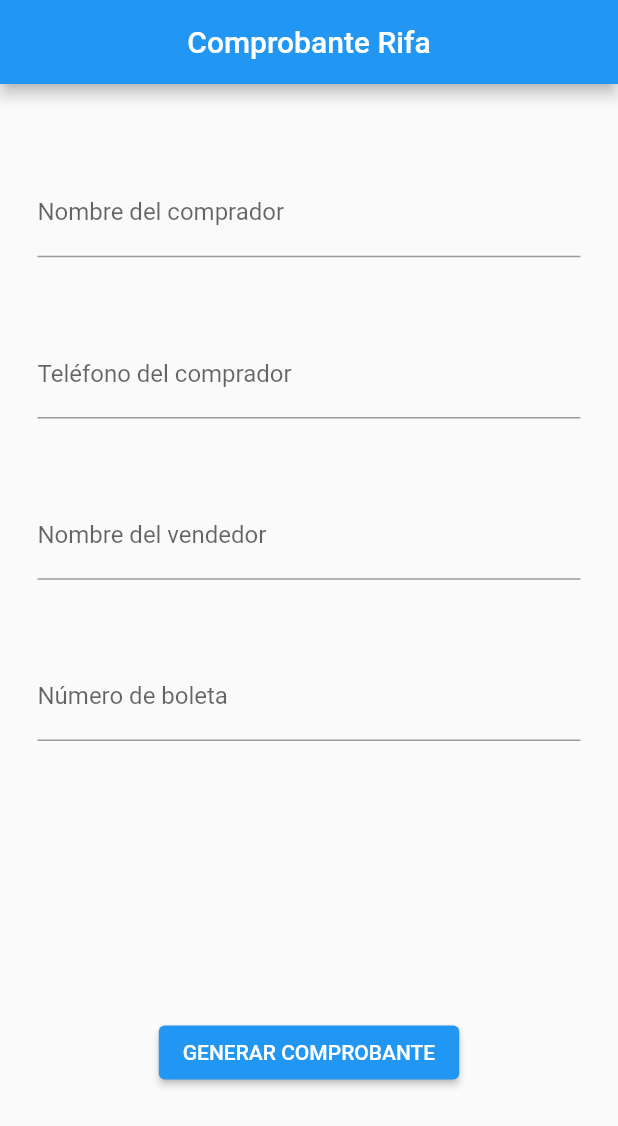
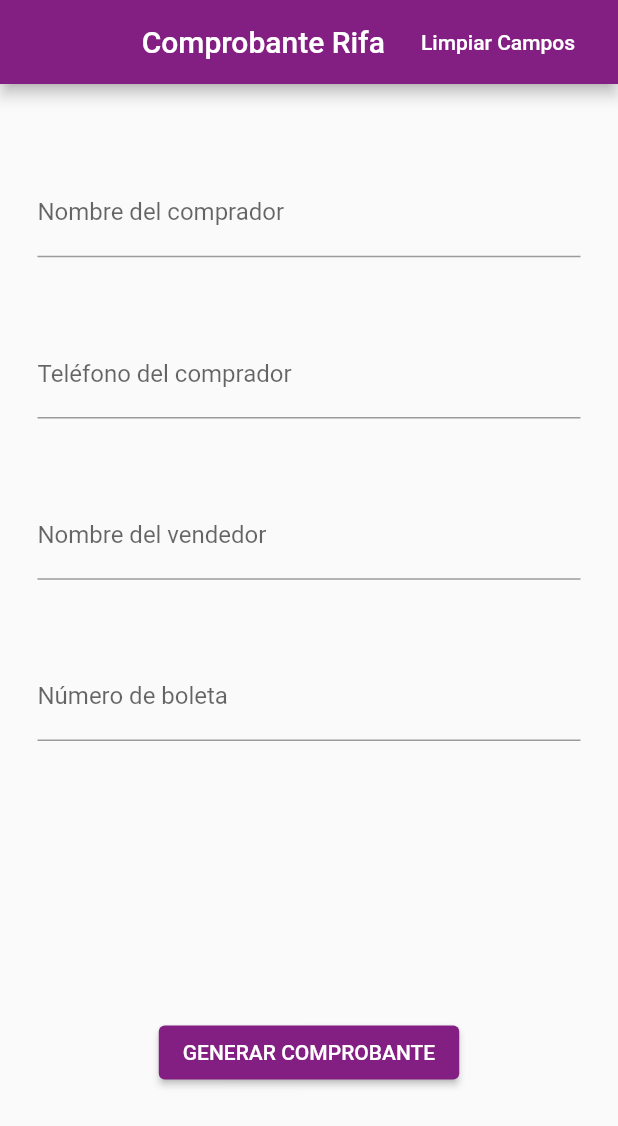
Before and after one commit to giullianocht/comprobantepf, a Flutter app: the screen it shows after launch, on a phone screen of 412 x 824 dp. Shown: the top 1126 px of the screen. Run offline on Flutter 3.47's test engine with Material 2 defaults, Android fonts, the phone set to English and light mode, and no system bars; our stand-ins replace get.

Commit message:
Se agregan mejoras para el dia niño

```diff
--- a/lib/app/modules/home/views/home_view.dart
+++ b/lib/app/modules/home/views/home_view.dart
@@ -2,7 +2,7 @@ import 'package:flutter/material.dart';
 
 import 'package:get/get.dart';
 
-import '../controllers/home_controller.dart';
+import 'package:comprobante/app/modules/home/controllers/home_controller.dart';
 
 class HomeView extends GetView<HomeController> {
   @override
@@ -19,8 +19,31 @@ class HomeView extends GetView<HomeController> {
           appBar: AppBar(
             title: Text('Comprobante Rifa'),
             centerTitle: true,
+            actions: [
+              Padding(
+                padding:
+                    EdgeInsets.only(right: Get.mediaQuery.size.width * 0.05),
+                child: Material(
+                  color: Get.theme.primaryColor,
+                  child: TextButton(
+                    onPressed: () {
+                      controller.clearAll();
+                    },
+                    child: Text(
+                      "Limpiar Campos",
+                      style: TextStyle(
+                        color: Colors.white,
                       ),
-          body: SingleChildScrollView(
+                    ),
+                  ),
+                ),
+              ),
+            ],
+          ),
+          body: Container(
+            height: Get.mediaQuery.size.height,
+            width: Get.mediaQuery.size.width,
+            child: SingleChildScrollView(
               child: Container(
                 height: Get.mediaQuery.size.height * 0.60,
                 child: Padding(
@@ -39,6 +62,7 @@ class HomeView extends GetView<HomeController> {
                         _vendedorField,
                         _numField,
                       ],
+                    ),
                   ),
                 ),
               ),
--- /dev/null
+++ b/lib/app/theme/theme_data.dart
@@ -0,0 +1,21 @@
+import 'package:flutter/material.dart';
+
+Map<int, Color> color = {
+  50: Color.fromRGBO(131, 31, 130, .1),
+  100: Color.fromRGBO(131, 31, 130, .2),
+  200: Color.fromRGBO(131, 31, 130, .3),
+  300: Color.fromRGBO(131, 31, 130, .4),
+  400: Color.fromRGBO(131, 31, 130, .5),
+  500: Color.fromRGBO(131, 31, 130, .6),
+  600: Color.fromRGBO(131, 31, 130, .7),
+  700: Color.fromRGBO(131, 31, 130, .8),
+  800: Color.fromRGBO(131, 31, 130, .9),
+  900: Color.fromRGBO(131, 31, 130, 1),
+};
+MaterialColor colorPurpura = MaterialColor(0xff831F82, color);
+
+final ThemeData appThemeData = ThemeData(
+  primaryColor: Color(0xff831F82),
+  primarySwatch: colorPurpura,
+  visualDensity: VisualDensity.adaptivePlatformDensity,
+);
--- a/lib/main.dart
+++ b/lib/main.dart
@@ -1,6 +1,8 @@
 import 'package:flutter/material.dart';
 
 import 'package:get/get.dart';
+
+import 'package:comprobante/app/theme/theme_data.dart';
 
 import 'app/routes/app_pages.dart';
 
@@ -10,6 +12,7 @@ void main() {
       debugShowCheckedModeBanner: false,
       title: "Comprobante PF",
       initialRoute: AppPages.INITIAL,
+      theme: appThemeData,
       getPages: AppPages.routes,
     ),
   );
```
Also changed, not shown: lib/app/modules/home/controllers/home_controller.dart (+5 -3 lines), lib/app/modules/vista_previa/views/vista_previa_view.dart (+28 -3 lines), assets/base-rifa-aux.png (deleted), assets/base-rifa.png. Lines whose indentation alone changed are shown as unchanged.
